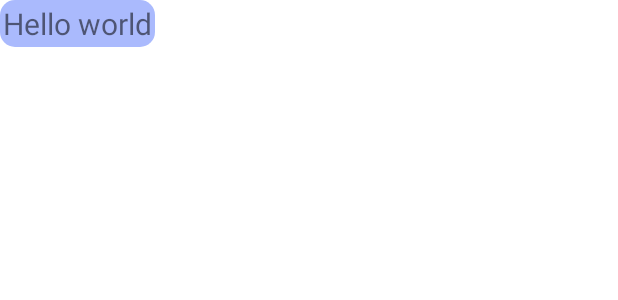
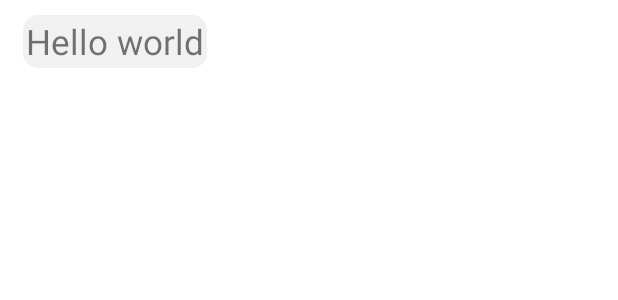
Before and after one commit to Phongle8426/Amatuer_Shipper, an Android app: the layout item_chat_left.xml on its own in the app's theme, with its tools: preview values and no code run, on a phone screen of 412 x 824 dp. Shown: the top 300 px of the screen. Run offline under Robolectric (Android 15) with nearby library versions, the phone set to English and light mode, and no system bars; Roboto replaces fonts that are not available here.

Commit message:
14/04/21/Phong/Sua CHAT

```diff
--- /dev/null
+++ b/app/src/main/res/drawable/border_item_left_chat.xml
@@ -0,0 +1,12 @@
+<?xml version="1.0" encoding="utf-8"?>
+<shape xmlns:android="http://schemas.android.com/apk/res/android"
+    android:shape="rectangle">
+    <corners android:radius="10dp" />
+    <padding
+        android:left="2dp"
+        android:top="2dp"
+        android:right="2dp"
+        android:bottom="2dp" />
+    <solid android:color="@color/white_pressed"/>
+
+</shape>
--- a/app/src/main/res/layout/item_chat_left.xml
+++ b/app/src/main/res/layout/item_chat_left.xml
@@ -1,21 +1,21 @@
 <?xml version="1.0" encoding="utf-8"?>
-<LinearLayout
-    xmlns:android="http://schemas.android.com/apk/res/android" android:layout_width="match_parent"
-    android:layout_height="match_parent">
-    <LinearLayout
-        android:layout_width="wrap_content"
+<RelativeLayout
+    xmlns:android="http://schemas.android.com/apk/res/android"
+    android:layout_width="match_parent"
+    android:layout_height="wrap_content">
+    <RelativeLayout
+        android:layout_width="200dp"
         android:layout_height="wrap_content"
-        android:orientation="vertical"
-        android:background="@drawable/border_item_chat"
-
-        >
+        android:layout_marginTop="10dp"
+        android:layout_marginStart="15dp">
         <TextView
             android:layout_width="wrap_content"
             android:layout_height="wrap_content"
             android:id="@+id/show_message"
-            android:textSize="20sp"
+            android:background="@drawable/border_item_left_chat"
+            android:textSize="23sp"
             android:textStyle="normal"
             android:text="Hello world"></TextView>
-    </LinearLayout>
+    </RelativeLayout>
 
-</LinearLayout>
+</RelativeLayout>
```
Also changed, not shown: app/src/main/AndroidManifest.xml (+7 -6 lines), app/src/main/java/com/example/AmateurShipper/ChatAdapter.java (+9 -14 lines), app/src/main/java/com/example/AmateurShipper/ChatFragment.java (+59 -72 lines), app/src/main/java/com/example/AmateurShipper/ReceivedOrderAdapter.java (+25 -34 lines), app/src/main/res/layout/item_chat_right.xml (+14 -12 lines), app/src/main/res/drawable/border_item_right_chat.xml (renamed from app/src/main/res/drawable/border_item_chat.xml).
